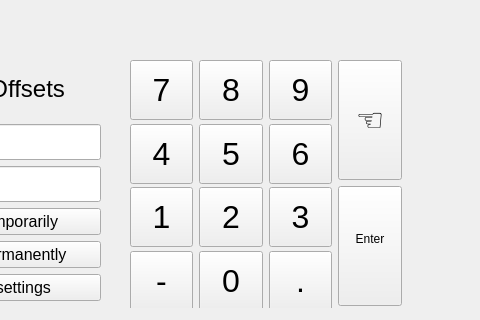
Above: ClientApp/qt/duexsetupwindow.ui from re3Dprinting/touchscreen before the change; both pictures show x 320 to 800 and y 0 to 320 of the 800 by 480 pixel window. Below: the same form after it.
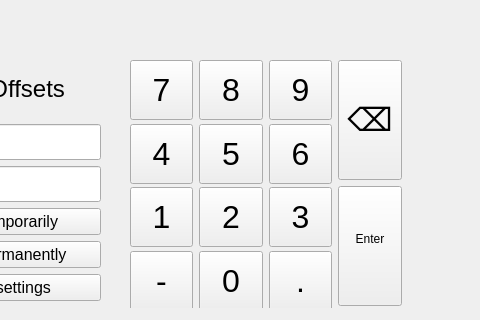
That is the form after the change. Icons and pictures are not drawn. Custom widgets are drawn as their Qt base class.

The edit to the form file:
```diff
--- a/ClientApp/qt/duexsetupwindow.ui
+++ b/ClientApp/qt/duexsetupwindow.ui
@@ -484,7 +484,7 @@
          <enum>Qt::NoFocus</enum>
         </property>
         <property name="text">
-         <string>☜</string>
+         <string>⌫</string>
         </property>
        </widget>
       </item>
```
